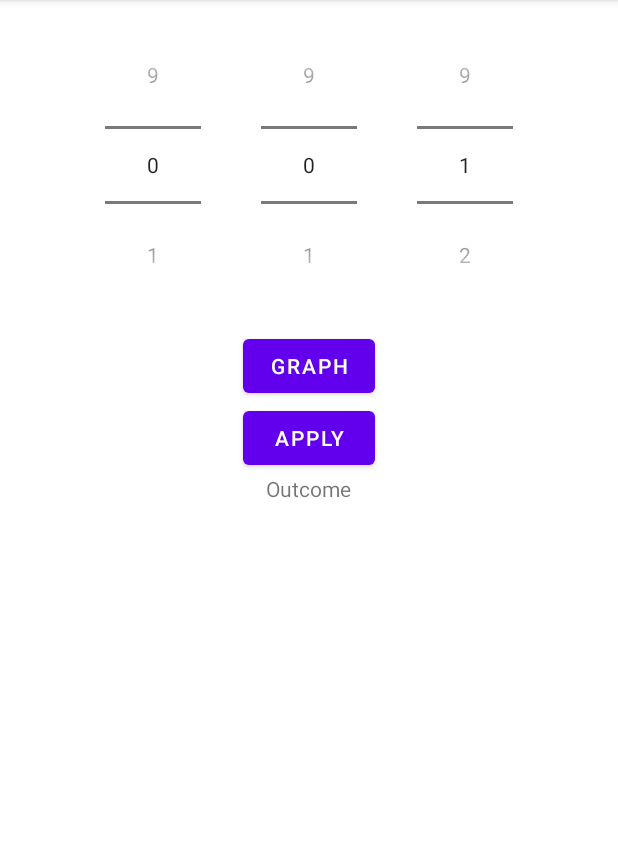
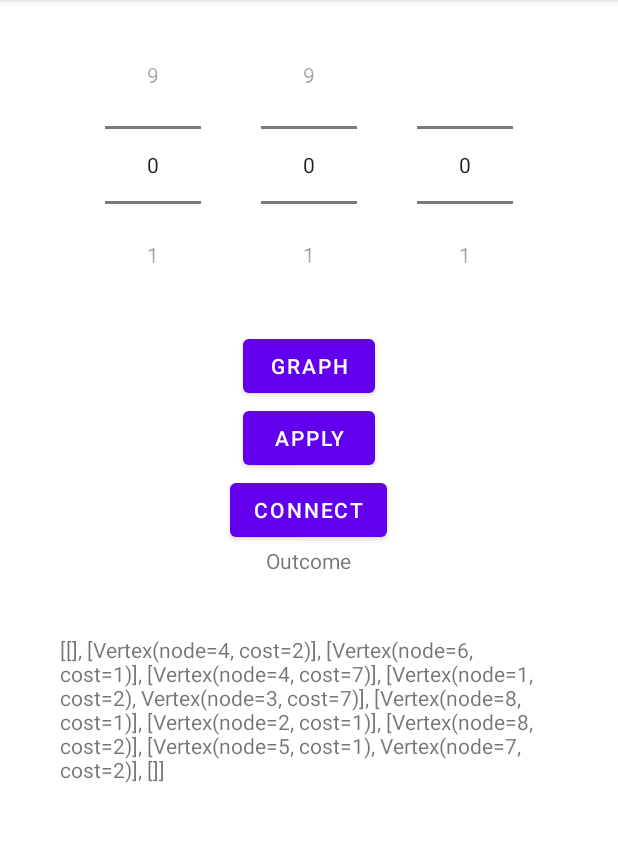
Before and after one commit to qbibubi/graphThing, an Android app: the screen it shows after launch (MainActivity), after a tap on "GRAPH", on a phone screen of 412 x 824 dp, the part 84-926 px from its top. Run offline under Robolectric (Android 15) with nearby library versions, the phone set to English and light mode, and no system bars.

Commit message:
Add connectButton

```diff
--- a/app/src/main/java/com/example/graphthing/GraphBase.kt
+++ b/app/src/main/java/com/example/graphthing/GraphBase.kt
@@ -13,10 +13,9 @@ class GraphBase(val nodes: Int, val edges: Int) {
     lateinit var adjacentMatrix: List<List<Vertex>>
     lateinit var edgesList: List<Edge>
 
-    constructor(nodes: Int = 10,
-                edges: Int = 5,
-                maxCost: Int = 10
-                ) : this(nodes, edges)
+    constructor(nodes: Int = 20,
+                edges: Int = 10,
+                maxCost: Int = 10) : this(nodes, edges)
     {
         // Mutable adjacent matrix for nodes
         val mutAdjacentMatrix: List<MutableList<Vertex>> = List(nodes) {
--- a/app/src/main/java/com/example/graphthing/MainActivity.kt
+++ b/app/src/main/java/com/example/graphthing/MainActivity.kt
@@ -3,6 +3,7 @@ package com.example.graphthing
 import android.os.Build
 import androidx.appcompat.app.AppCompatActivity
 import android.os.Bundle
+import android.util.Log
 import android.widget.Button
 import android.widget.NumberPicker
 import android.widget.TextView
@@ -13,9 +14,11 @@ class MainActivity : AppCompatActivity() {
     private lateinit var startPoint: NumberPicker
     private lateinit var endPoint: NumberPicker
     private lateinit var nodeCost: NumberPicker
+    private lateinit var connectButton: Button
     private lateinit var applyButton: Button
     private lateinit var graphButton: Button
     private lateinit var outcomeTextView: TextView
+    private lateinit var graphTextView: TextView
     private lateinit var mainGraph: GraphBase
 
     @RequiresApi(Build.VERSION_CODES.N)
@@ -29,12 +32,13 @@ class MainActivity : AppCompatActivity() {
         nodeCost = findViewById(R.id.nodeCost)
         applyButton = findViewById(R.id.applyButton)
         graphButton = findViewById(R.id.graphButton)
+        connectButton = findViewById(R.id.connectButton)
         outcomeTextView = findViewById(R.id.outcomeTextView)
+        graphTextView = findViewById(R.id.graphView)
 
         graphButton.setOnClickListener {
-            mainGraph = GraphBase(10, 5,10)
-
-            // TODO("IMPLEMENT SHOWING THE MATRIX")
+            mainGraph = GraphBase(10, 5, 10)
+            graphTextView.text = mainGraph.adjacentMatrix.toString()
         }
 
         applyButton.setOnClickListener {
@@ -43,8 +47,11 @@ class MainActivity : AppCompatActivity() {
                 startPoint.value,
                 endPoint.value
             )
+            outcomeTextView.text = path.toString()
+        }
 
-            outcomeTextView.text = path.toString()
+        connectButton.setOnClickListener {
+            // TODO(IMPLEMENT CONNECTING)
         }
 
         // start, end point, node cost values
@@ -52,7 +59,7 @@ class MainActivity : AppCompatActivity() {
         startPoint.maxValue = 9
         endPoint.minValue = 0
         endPoint.maxValue = 9
-        nodeCost.minValue = 1
-        nodeCost.maxValue = 9
+        nodeCost.minValue = 0
+        nodeCost.maxValue = 1
     }
 }
--- a/app/src/main/res/layout/activity_main.xml
+++ b/app/src/main/res/layout/activity_main.xml
@@ -46,6 +46,13 @@
         android:text="@string/apply_button"
         android:layout_gravity="center"/>
 
+    <Button
+        android:id="@+id/connectButton"
+        android:layout_width="wrap_content"
+        android:layout_height="wrap_content"
+        android:text="@string/connect_button"
+        android:layout_gravity="center"/>
+
     <TextView
         android:id="@+id/outcomeTextView"
         android:layout_width="wrap_content"
@@ -53,4 +60,12 @@
         android:text="@string/value_text"
         android:layout_gravity="center"/>
 
+    <TextView
+        android:id="@+id/graphView"
+        android:layout_width="wrap_content"
+        android:layout_height="wrap_content"
+        android:text="GRAPH"
+        android:layout_margin="40dp"
+        android:layout_gravity="center"/>
+
 </LinearLayout>
--- a/app/src/main/res/values/strings.xml
+++ b/app/src/main/res/values/strings.xml
@@ -5,6 +5,7 @@
     <!-- Button labels -->
     <string name="apply_button">Apply</string>
     <string name="graph_button">Graph</string>
+    <string name="connect_button">Connect</string>
 
     <!-- TextView labels -->
     <string name="value_text">Outcome</string>
```
